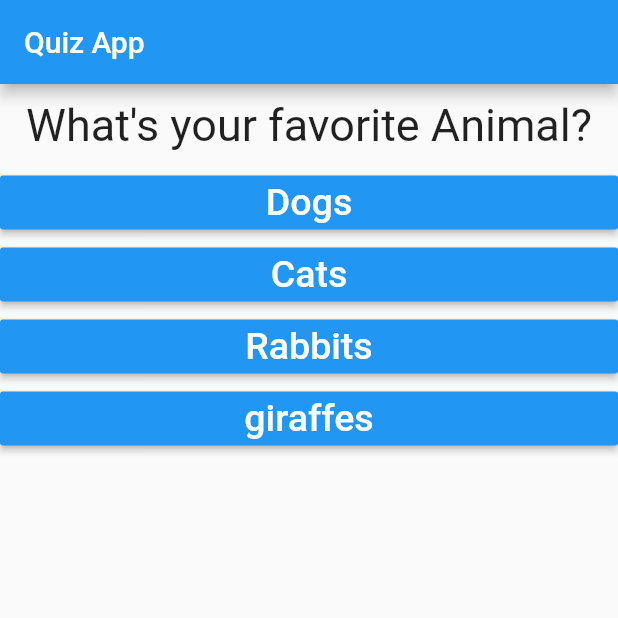
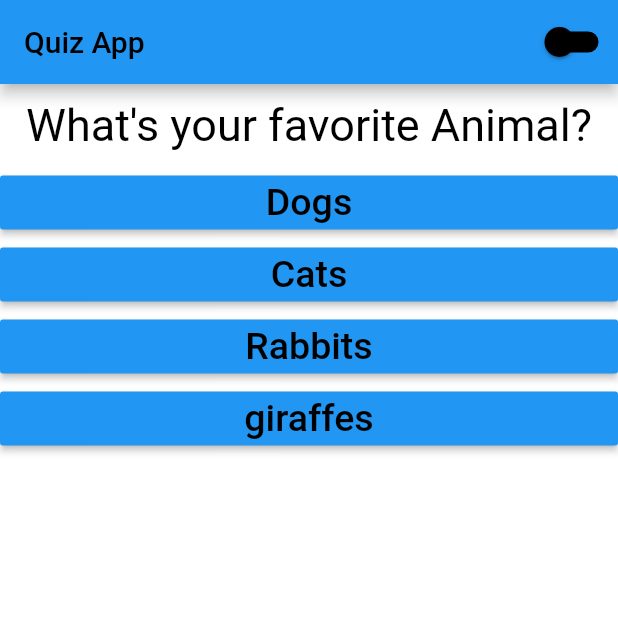
Before and after one commit to Abdulkader-Safi/QuizApp-using-Flutter, a Flutter app: the screen it shows after launch, after a tap on "Black", on a phone screen of 412 x 824 dp, the top half of it. Run offline on Flutter 3.47's test engine with Material 2 defaults, Android fonts, the phone set to English and light mode, and no system bars.

Commit message:
add dark theme toggle in appBar (#5)

```diff
--- a/lib/answer.dart
+++ b/lib/answer.dart
@@ -1,4 +1,5 @@
 import 'package:flutter/material.dart';
+import 'package:quiz_app/main.dart';
 
 class Answer extends StatelessWidget {
   final String answerText;
@@ -12,9 +13,9 @@ class Answer extends StatelessWidget {
       width: double.infinity,
       child: RaisedButton(
         color: Colors.blue,
-        textColor: Colors.white,
-        child: Text(answerText, style: TextStyle(fontSize: 25)),
+        textColor: w,
         onPressed: answerFunction,
+        child: Text(answerText, style: TextStyle(color: b, fontSize: 25)),
       ),
     );
   }
--- a/lib/main.dart
+++ b/lib/main.dart
@@ -13,7 +13,12 @@ class MyApp extends StatefulWidget {
   _MyAppState createState() => _MyAppState();
 }
 
+Color w = Colors.white;
+Color b = Colors.black;
+
 class _MyAppState extends State<MyApp> {
+  bool isSwitched = false;
+
   int _questionIndex = 0;
   int _totalScore = 0;
 
@@ -29,9 +34,6 @@ class _MyAppState extends State<MyApp> {
     setState(() {
       _questionIndex += 1;
     });
-    print("$_totalScore");
-    print("$_questionIndex");
-    print("Answer Chosen !");
   }
 
   final List<Map<String, Object>> _questions = [
@@ -78,9 +80,34 @@ class _MyAppState extends State<MyApp> {
     return MaterialApp(
       home: Scaffold(
         appBar: AppBar(
-          title: const Text("Quiz App"),
+          title: Text(
+            "Quiz App",
+            style: TextStyle(color: b),
+          ),
+          actions: <Widget>[
+            Switch(
+              value: isSwitched,
+              onChanged: (value) {
+                setState(() {
+                  isSwitched = value;
+
+                  if (isSwitched) {
+                    b = Colors.white;
+                    w = Colors.black;
+                  } else {
+                    b = Colors.black;
+                    w = Colors.white;
+                  }
+                });
+              },
+              activeColor: b,
+              inactiveThumbColor: b,
+              inactiveTrackColor: b,
+            ),
+          ],
         ),
         body: Container(
+          color: w,
           width: double.infinity,
           child: _questionIndex < _questions.length
               ? Quiz(_questions, _questionIndex, anserQuestion)
--- a/lib/question.dart
+++ b/lib/question.dart
@@ -1,4 +1,5 @@
 import 'package:flutter/material.dart';
+import 'package:quiz_app/main.dart';
 
 class Question extends StatelessWidget {
   final String questionText;
@@ -14,7 +15,10 @@ class Question extends StatelessWidget {
         children: <Widget>[
           Text(
             questionText,
-            style: const TextStyle(fontSize: 30),
+            style: TextStyle(
+              color: b,
+              fontSize: 30,
+            ),
             textAlign: TextAlign.center,
           ),
         ],
--- a/lib/result.dart
+++ b/lib/result.dart
@@ -1,4 +1,5 @@
 import 'package:flutter/material.dart';
+import 'package:quiz_app/main.dart';
 
 class Result extends StatelessWidget {
   final Function() resetQuiz;
@@ -26,6 +27,7 @@ class Result extends StatelessWidget {
           Text(
             "Your Score is",
             style: TextStyle(
+              color: b,
               fontSize: 45,
               fontWeight: FontWeight.bold,
             ),
@@ -33,6 +35,7 @@ class Result extends StatelessWidget {
           Text(
             "$totalScore",
             style: TextStyle(
+              color: b,
               fontSize: 45,
               fontWeight: FontWeight.bold,
             ),
@@ -41,6 +44,7 @@ class Result extends StatelessWidget {
             "$resultPhrase",
             textAlign: TextAlign.center,
             style: TextStyle(
+              color: b,
               fontSize: 25,
               fontWeight: FontWeight.bold,
             ),
```
Also changed, not shown: 1 other file.
